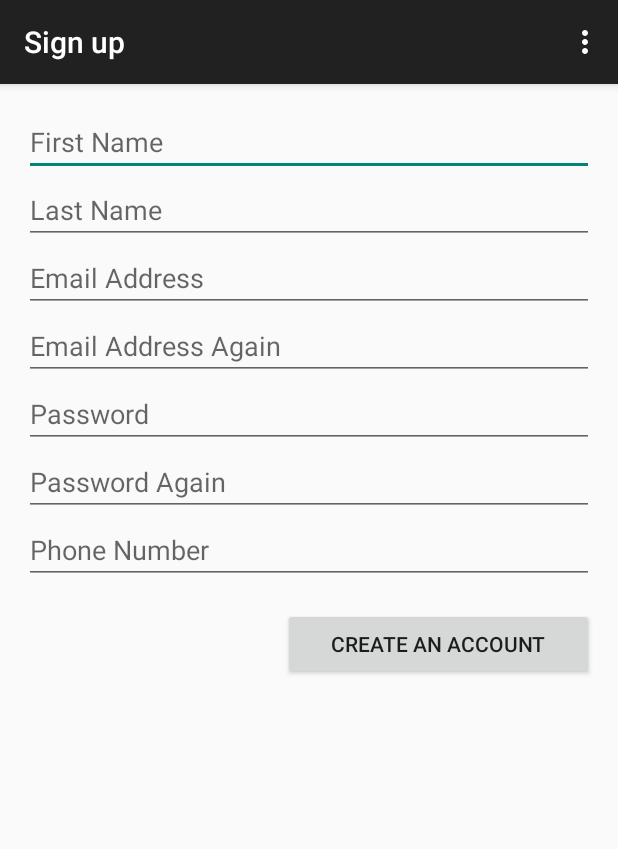
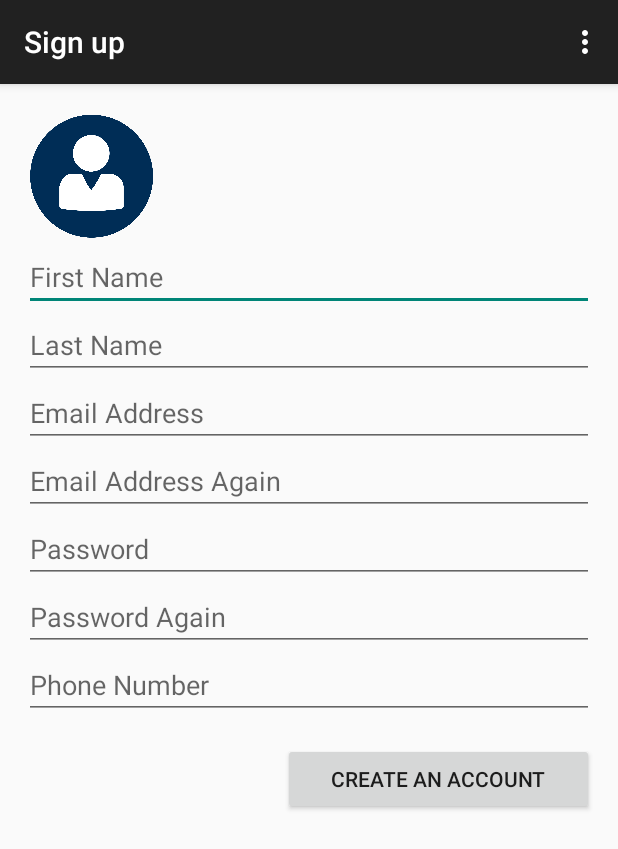
Before and after one commit to juliewiederhold/capstone, an Android app: the SignUpActivity screen opened directly, with no data from a screen before it, on a phone screen of 412 x 824 dp. Shown: the top 849 px of the screen. Run offline under Robolectric (Android 15) with nearby library versions, the phone set to English and light mode, and no system bars.

Commit message:
working on activities

```diff
--- a/app/src/main/AndroidManifest.xml
+++ b/app/src/main/AndroidManifest.xml
@@ -79,8 +79,7 @@
         <activity
             android:name=".WelcomeActivity"
             android:label="@string/app_name"
-            android:screenOrientation="portrait"
-            android:theme="@android:style/Theme.Holo" />
+            android:screenOrientation="portrait" />
         <activity
             android:name=".SettingsActivity"
             android:label="@string/title_activity_settings" />
--- a/app/src/main/java/edu/washington/akpuri/capstone/Application.java
+++ b/app/src/main/java/edu/washington/akpuri/capstone/Application.java
@@ -38,7 +38,7 @@ public class Application extends android.app.Application {
         testObject.put("foo", "bar");
         testObject.saveInBackground();
 
-        preferences = getSharedPreferences("hello.jcw27.washington.edu.so_so", Context.MODE_PRIVATE);
+        preferences = getSharedPreferences("edu.washington.akpuri.capstone", Context.MODE_PRIVATE);
 
         configHelper = new ConfigHelper();
         configHelper.fetchConfigIfNeeded();
--- a/app/src/main/java/edu/washington/akpuri/capstone/DispatchActivity.java
+++ b/app/src/main/java/edu/washington/akpuri/capstone/DispatchActivity.java
@@ -14,7 +14,7 @@ import com.parse.ParseUser;
  * Checks for a valid ParseUser, then routes the user to MainActivity.
  * Keeps the user logged-in by caching ParseUser object when a user logs in.
  */
-public class DispatchActivity extends ActionBarActivity {
+public class DispatchActivity extends Activity {
     public DispatchActivity() {
     }
 
--- a/app/src/main/java/edu/washington/akpuri/capstone/SignUpActivity.java
+++ b/app/src/main/java/edu/washington/akpuri/capstone/SignUpActivity.java
@@ -13,6 +13,7 @@ import android.view.View;
 import android.view.inputmethod.EditorInfo;
 import android.widget.Button;
 import android.widget.EditText;
+import android.widget.ImageView;
 import android.widget.TextView;
 import android.widget.Toast;
 
@@ -59,6 +60,9 @@ public class SignUpActivity extends ActionBarActivity {
                 return false;
             }
         });
+
+        ImageView image = (ImageView) findViewById(R.id.image_icon);
+        image.setImageResource(R.drawable.picholdericon);
 
         // Set up the submit button click handler
         Button mActionButton = (Button) findViewById(R.id.action_button);
--- a/app/src/main/res/layout/activity_sign_up.xml
+++ b/app/src/main/res/layout/activity_sign_up.xml
@@ -12,6 +12,13 @@ tools:context="hello.jcw27.washington.edu.so_so.SignUpActivity" >
     <LinearLayout
         style="@style/LoginFormContainer"
         android:orientation="vertical" >
+
+        <ImageView
+            android:id="@+id/image_icon"
+            android:layout_width="90dp"
+            android:layout_height="90dp"
+            android:src="@drawable/picholdericon"
+            android:contentDescription="Image Placeholder Icon" />
 
         <EditText
             android:id="@+id/firstname_edit_text"
--- a/app/src/main/res/menu/menu_settings.xml
+++ b/app/src/main/res/menu/menu_settings.xml
@@ -4,4 +4,6 @@ xmlns:tools="http://schemas.android.com/tools"
 tools:context="edu.washington.akpuri.capstone.SettingsActivity">
 <item android:id="@+id/action_settings" android:title="@string/action_settings"
     android:orderInCategory="100" app:showAsAction="never" />
+<item android:id="@+id/action_logout" android:title="@string/action_logout"
+        android:orderInCategory="200" app:showAsAction="never" />
 </menu>
--- a/app/src/main/res/values/strings.xml
+++ b/app/src/main/res/values/strings.xml
@@ -7,6 +7,7 @@
     <string name="create_account">Create an Account</string>
     <string name="login">Login</string>
     <string name="action_settings">Settings</string>
+    <string name="action_logout">Log out</string>
     <string name="title_activity_create_account">Create New Account</string>
     <string name="first_name">First Name</string>
     <string name="last_name">Last Name</string>
```
Also changed, not shown: app/src/main/java/edu/washington/akpuri/capstone/MainActivity.java (+13 -1 lines), app/src/main/java/edu/washington/akpuri/capstone/SettingsActivity.java (+13 -1 lines), app/src/main/res/layout/activity_welcome2.xml (+6 -8 lines).
